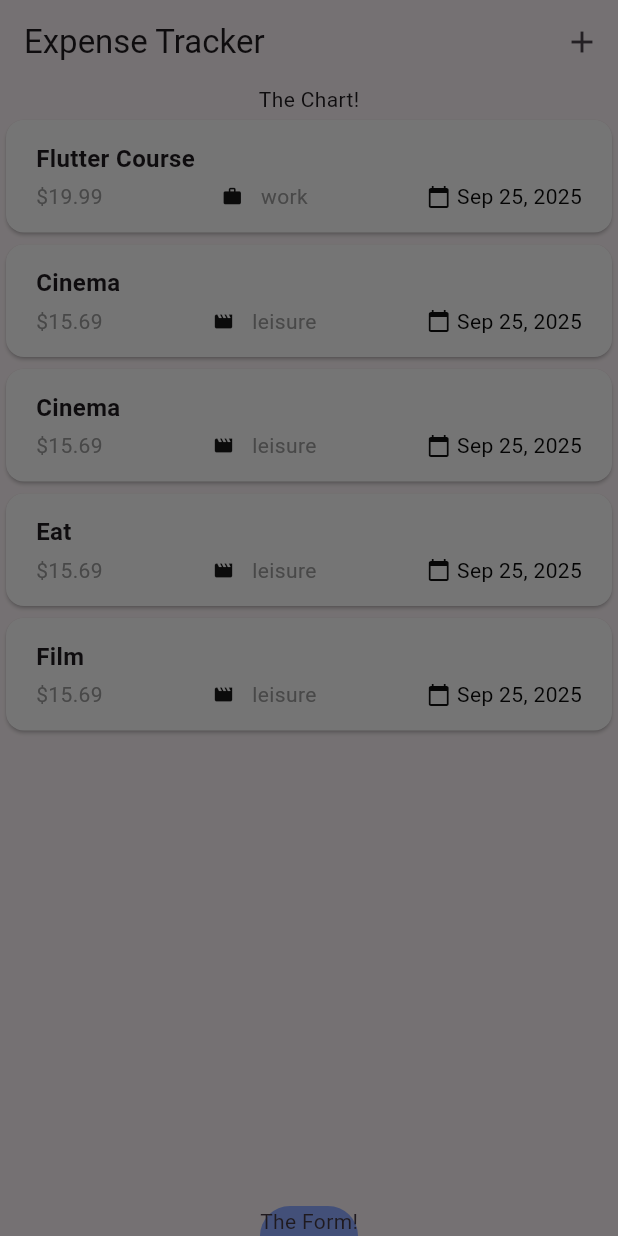
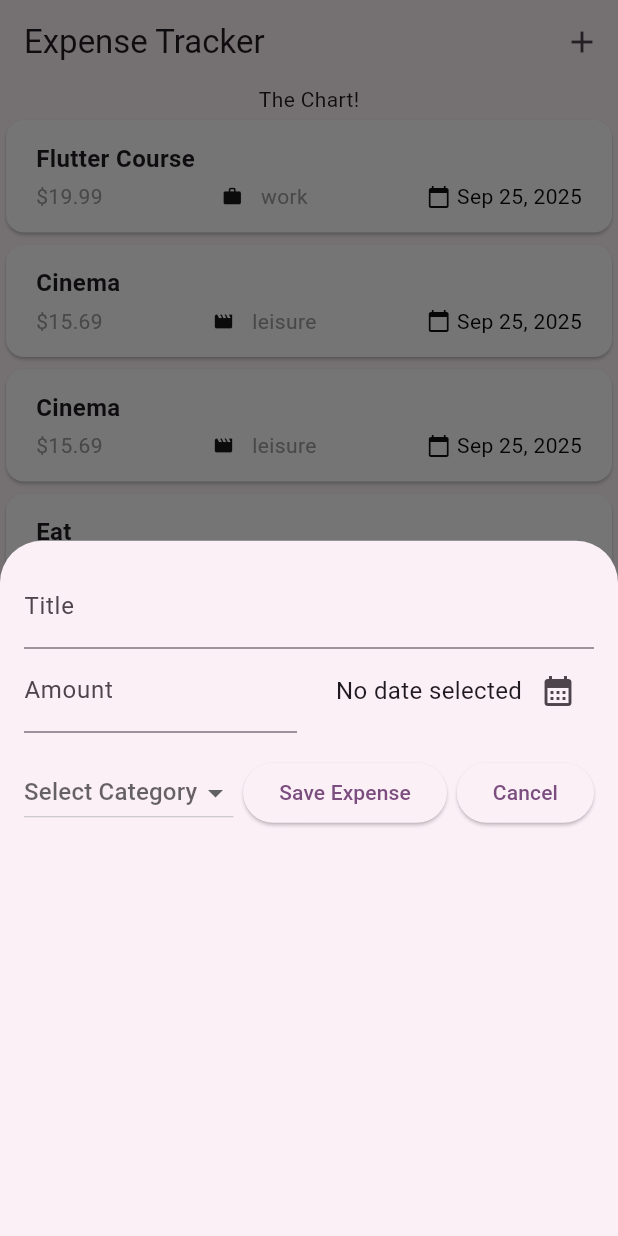
Before and after one commit to ojrandy/expense-Tracker, a Flutter app: the screen it shows after launch, after a tap on the "add" icon, on a phone screen of 412 x 824 dp. Run offline on Flutter 3.47's test engine with Material 3 defaults, Android fonts, the phone set to English and light mode, and no system bars.

```diff
--- a/lib/main.dart
+++ b/lib/main.dart
@@ -5,6 +5,7 @@ import 'package:expense_tracker/widgets/expenses.dart';
 void main() {
   runApp(
     MaterialApp(
+      debugShowCheckedModeBanner: false,
       theme: ThemeData(
         colorScheme: ColorScheme.fromSeed(seedColor: Colors.purple),
         useMaterial3: true,
--- a/lib/widgets/expenses.dart
+++ b/lib/widgets/expenses.dart
@@ -2,6 +2,7 @@ import 'package:flutter/material.dart';
 
 import 'package:expense_tracker/models/expense.dart';
 import 'package:expense_tracker/widgets/expenses_list/expenses_list.dart';
+import 'package:expense_tracker/widgets/new_expense.dart';
 
 class Expenses extends StatefulWidget {
   const Expenses({super.key});
@@ -49,9 +50,8 @@ class _ExpensesState extends State<Expenses> {
   // Method to add new expense
   dynamic _openAddExpenseOverlay() {
     showModalBottomSheet(
-      backgroundColor: const Color.fromARGB(115, 6, 39, 129),
       context: context,
-      builder: (ctx) => const Text("The Form!"),
+      builder: (ctx) => NewExpense(),
     );
   }
 
@@ -59,6 +59,7 @@ class _ExpensesState extends State<Expenses> {
   Widget build(BuildContext context) {
     return Scaffold(
       appBar: AppBar(
+
         title: const Text('Expense Tracker'),
         actions: [
           IconButton(
--- a/lib/widgets/new_expense.dart
+++ b/lib/widgets/new_expense.dart
@@ -1,4 +1,9 @@
+import 'package:expense_tracker/models/expense.dart';
 import 'package:flutter/material.dart';
+import 'package:flutter/services.dart';
+import 'package:intl/intl.dart';
+
+final formatter = DateFormat('MMM d, y');
 
 class NewExpense extends StatefulWidget {
   const NewExpense({super.key});
@@ -8,8 +13,152 @@ class NewExpense extends StatefulWidget {
 }
 
 class _NewExpenseState extends State<NewExpense> {
+  // The Text Controller is better for managing more text field as it Auto by Fluter
+  final _titleController = TextEditingController();
+  final _amountCountroller = TextEditingController();
+
+  // Dispose the TextEditingController to freeup space in memory
+  @override
+  void dispose() {
+    _titleController.dispose();
+    _amountCountroller.dispose();
+    super.dispose();
+  }
+
+  /*
+  #This is the first Approach to manage key stroke
+  var _enteredTitle = "";
+
+  // This is to store input typed by the user
+  void _saveTitleInput(String inputValue) {
+    _enteredTitle = inputValue;
+  }
+
+*/
+  DateTime? _selectedDate;
+  // Creating the date picker
+  void _presentDatePicker() async {
+    final pickedDate = await showDatePicker(
+      context: context,
+      initialDate: DateTime.now(),
+      firstDate: DateTime(
+        DateTime.now().year - 1,
+        DateTime.now().month,
+        DateTime.now().day,
+      ),
+      lastDate: DateTime.now(),
+    );
+    setState(() {
+      _selectedDate = pickedDate;
+    });
+  }
+
+  Category? _selectedCategory; //To store selected Categories
+
   @override
   Widget build(BuildContext context) {
-    return const Placeholder();
+    return Padding(
+      padding: EdgeInsets.all(16),
+      child: Column(
+        children: [
+          TextField(
+            controller: _titleController,
+            maxLength: 50,
+            decoration: InputDecoration(
+              labelText: 'Title',
+              counterText: '',
+              hintText: "e.g. Groceries, Transport, etc.",
+            ),
+          ),
+
+          // For the Amount and Date
+          Row(
+            mainAxisAlignment: MainAxisAlignment.center,
+            crossAxisAlignment: CrossAxisAlignment.center,
+            // to ensure everything is center aligned
+            children: [
+              Expanded(
+                child: TextField(
+                  controller: _amountCountroller,
+                  keyboardType: TextInputType.number,
+                  maxLength: 10,
+                  decoration: const InputDecoration(
+                    labelText: 'Amount',
+                    prefixText: '\$ ',
+                    hintText: "e.g. 100",
+                    counterText: '', // hides the word counter
+                  ),
+                  inputFormatters: [FilteringTextInputFormatter.digitsOnly],
+                ),
+              ),
+              const SizedBox(width: 16),
+              // Adding Logic to the date field
+              Expanded(
+                child: Row(
+                  mainAxisAlignment: MainAxisAlignment.end,
+                  children: [
+                    Text(
+                      _selectedDate == null
+                          ? 'No date selected'
+                          : formatter.format(_selectedDate!),
+                      style: TextStyle(fontSize: 16),
+                    ),
+                    IconButton(
+                      onPressed: _presentDatePicker,
+                      icon: const Icon(Icons.calendar_month),
+                    ),
+                  ],
+                ),
+              ),
+            ],
+          ),
+          const SizedBox(height: 16),
+
+          Row(
+            mainAxisAlignment: MainAxisAlignment.spaceBetween,
+            children: [
+              DropdownButton<Category>(
+                value: _selectedCategory,
+                items: Category.values
+                    .map(
+                      (category) => DropdownMenuItem<Category>(
+                        value: category,
+                        child: Text(category.name.toUpperCase()),
+                      ),
+                    )
+                    .toList(),
+                onChanged: (value) {
+                  setState(() {
+                    _selectedCategory = value;
+                  });
+                },
+                // This will check b4 adding the cats
+                hint: Text(
+                  _selectedCategory == null
+                      ? "Select Category"
+                      : _selectedCategory!.name,
+                ),
+              ),
+              // the btn to save all expenses
+              ElevatedButton(
+                onPressed: () {
+                  print(_titleController.text);
+                  print(_amountCountroller.text);
+                },
+                child: Text("Save Expense"),
+              ),
+              // Btn to close and return to the main app
+              ElevatedButton(
+                onPressed: () {
+                  // This will close the drawer and return the context of the initial class
+                  Navigator.pop(context);
+                },
+                child: Text("Cancel"),
+              ),
+            ],
+          ),
+        ],
+      ),
+    );
   }
 }
```
